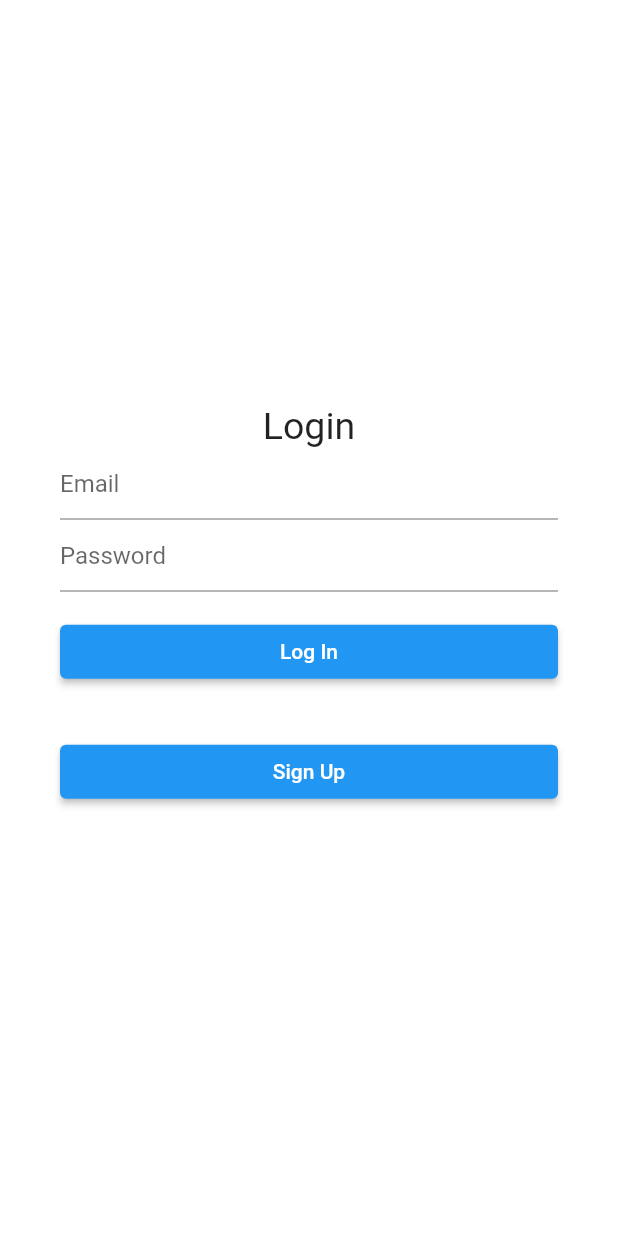
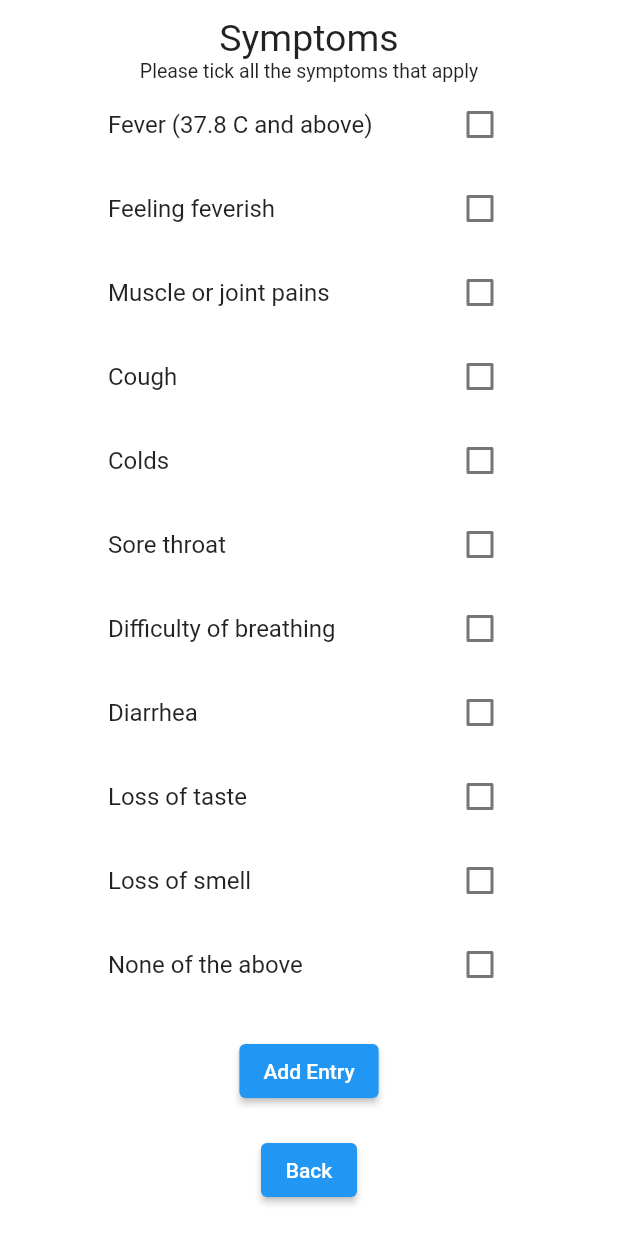
Before and after one commit to CMSC-23-2nd-Sem-2022-2023/project-atienza_iloso_natividad_taag, a Flutter app: the screen it shows after launch, on a phone screen of 412 x 824 dp. Run offline on Flutter 3.47's test engine with Material 2 defaults, Android fonts, the phone set to English and light mode, and no system bars; our stand-ins replace cloud_firestore, firebase_auth, firebase_core; accounts and stored records are empty.

Commit message:
feat: added symptoms form fields for add entry page

```diff
--- a/lib/main.dart
+++ b/lib/main.dart
@@ -1,8 +1,56 @@
+// import 'package:flutter/material.dart';
+// import 'package:provider/provider.dart';
+// import '../providers/auth_provider.dart';
+// import 'screens/home_page.dart';
+// import 'screens/user_details.dart';
+// import '../screens/login.dart';
+// import 'package:firebase_core/firebase_core.dart';
+// import 'firebase_options.dart';
+
+// void main() async {
+//   WidgetsFlutterBinding.ensureInitialized();
+//   await Firebase.initializeApp(
+//     options: DefaultFirebaseOptions.currentPlatform,
+//   );
+
+//   runApp(
+//     MultiProvider(
+//       providers: [
+//         ChangeNotifierProvider(create: ((context) => AuthProvider())),
+//       ],
+//       child: MyApp(),
+//     ),
+//   );
+// }
+
+// class MyApp extends StatelessWidget {
+//   const MyApp({super.key});
+
+//   // This widget is the root of your application.
+//   @override
+//   Widget build(BuildContext context) {
+//     return MaterialApp(
+//       title: 'Auth',
+//       initialRoute: '/',
+//       theme: ThemeData(
+//         primarySwatch: Colors.blue,
+//       ),
+//       routes: {
+//         '/': (context) => const HomePage(),
+//         '/login': (context) => const LoginPage(),
+//         '/home': (context) => const LoginPage(),
+//         '/user_details': (context) => const UserDetailsPage(),
+//       },
+//     );
+//   }
+// }
+
 import 'package:flutter/material.dart';
 import 'package:provider/provider.dart';
 import '../providers/auth_provider.dart';
 import 'screens/home_page.dart';
 import 'screens/user_details.dart';
+import 'screens/add_entry_page.dart';
 import '../screens/login.dart';
 import 'package:firebase_core/firebase_core.dart';
 import 'firebase_options.dart';
@@ -36,10 +84,7 @@ class MyApp extends StatelessWidget {
         primarySwatch: Colors.blue,
       ),
       routes: {
-        '/': (context) => const HomePage(),
-        '/login': (context) => const LoginPage(),
-        '/home': (context) => const LoginPage(),
-        '/user_details': (context) => const UserDetailsPage(),
+        '/': (context) => const AddEntryPage(),
       },
     );
   }
--- /dev/null
+++ b/lib/screens/add_entry_page.dart
@@ -0,0 +1,228 @@
+//  Last Updated: May 25, 2023
+//  Last Updated By: Taag
+//  Add Entry Page
+//    When add entry button is clicked, User is routed here to answer a form.
+//  Missing functionality:
+//    Updating firebase when the add entry button is clicked.
+
+import 'package:flutter/material.dart';
+
+class AddEntryPage extends StatefulWidget {
+  const AddEntryPage({super.key});
+  @override
+  _AddEntryPageState createState() => _AddEntryPageState();
+}
+
+class _AddEntryPageState extends State<AddEntryPage> {
+  final _formKey = GlobalKey<FormState>();
+
+  Map<String, dynamic> addEntryMap = {
+    "Fever (37.8 C and above)": false,
+    "Feeling feverish": false,
+    "Muscle or joint pains": false,
+    "Cough": false,
+    "Colds": false,
+    "Sore throat": false,
+    "Difficulty of breathing": false,
+    "Diarrhea": false,
+    "Loss of taste": false,
+    "Loss of smell": false,
+    "None of the above": false,
+    "isExposed": false,
+  };
+
+  @override
+  Widget build(BuildContext context) {
+    final addEntryButton = Padding(
+      padding: const EdgeInsets.symmetric(vertical: 9.0),
+      child: ElevatedButton(
+        onPressed: () async {
+          // update firebase
+        },
+        child: const Text('Add Entry', style: TextStyle(color: Colors.white)),
+      ),
+    );
+
+    final backButton = Padding(
+      padding: const EdgeInsets.symmetric(vertical: 9.0),
+      child: ElevatedButton(
+        onPressed: () async {
+          Navigator.pop(context);
+        },
+        child: const Text('Back', style: TextStyle(color: Colors.white)),
+      ),
+    );
+
+    return Scaffold(
+      backgroundColor: Colors.white,
+      body: Center(
+        child: ListView(
+          shrinkWrap: true,
+          padding: const EdgeInsets.only(left: 30.0, right: 30.0),
+          children: <Widget>[
+            Form(
+              key: _formKey,
+              child: Column(
+                mainAxisAlignment: MainAxisAlignment.center,
+                children: [
+                  const Text(
+                    "Symptoms",
+                    textAlign: TextAlign.center,
+                    style: TextStyle(fontSize: 25),
+                  ),
+                  const Text(
+                    "Please tick all the symptoms that apply",
+                    textAlign: TextAlign.center,
+                    style: TextStyle(fontSize: 13),
+                  ),
+                  Container(
+                    constraints: const BoxConstraints(
+                      minWidth: 150,
+                      maxWidth: 300,
+                    ),
+                    child: Column(
+                      children: [
+                        CheckboxListTile(
+                          title: Text(addEntryMap.keys.elementAt(0)),
+                          value: addEntryMap[
+                              addEntryMap.keys.elementAt(0)], //gets value
+                          onChanged: (bool? value) {
+                            setState(() {
+                              addEntryMap[addEntryMap.keys.elementAt(0)] =
+                                  value!;
+                            });
+                          },
+                        ),
+                        CheckboxListTile(
+                          title: Text(addEntryMap.keys.elementAt(1)),
+                          value: addEntryMap[
+                              addEntryMap.keys.elementAt(1)], //gets value
+                          onChanged: (bool? value) {
+                            setState(() {
+                              addEntryMap[addEntryMap.keys.elementAt(1)] =
+                                  value!;
+                            });
+                          },
+                        ),
+                        CheckboxListTile(
+                          title: Text(addEntryMap.keys.elementAt(2)),
+                          value: addEntryMap[
+                              addEntryMap.keys.elementAt(2)], //gets value
+                          onChanged: (bool? value) {
+                            setState(() {
+                              addEntryMap[addEntryMap.keys.elementAt(2)] =
+                                  value!;
+                            });
+                          },
+                        ),
+                        CheckboxListTile(
+                          title: Text(addEntryMap.keys.elementAt(3)),
+                          value: addEntryMap[
+                              addEntryMap.keys.elementAt(3)], //gets value
+                          onChanged: (bool? value) {
+                            setState(() {
+                              addEntryMap[addEntryMap.keys.elementAt(3)] =
+                                  value!;
+                            });
+                          },
+                        ),
+                        CheckboxListTile(
+                          title: Text(addEntryMap.keys.elementAt(4)),
+                          value: addEntryMap[
+                              addEntryMap.keys.elementAt(4)], //gets value
+                          onChanged: (bool? value) {
+                            setState(() {
+                              addEntryMap[addEntryMap.keys.elementAt(4)] =
+                                  value!;
+                            });
+                          },
+                        ),
+                        CheckboxListTile(
+                          title: Text(addEntryMap.keys.elementAt(5)),
+                          value: addEntryMap[
+                              addEntryMap.keys.elementAt(5)], //gets value
+                          onChanged: (bool? value) {
+                            setState(() {
+                              addEntryMap[addEntryMap.keys.elementAt(5)] =
+                                  value!;
+                            });
+                          },
+                        ),
+                        CheckboxListTile(
+                          title: Text(addEntryMap.keys.elementAt(6)),
+                          value: addEntryMap[
+                              addEntryMap.keys.elementAt(6)], //gets value
+                          onChanged: (bool? value) {
+                            setState(() {
+                              addEntryMap[addEntryMap.keys.elementAt(6)] =
+                                  value!;
+                            });
+                          },
+                        ),
+                        CheckboxListTile(
+                          title: Text(addEntryMap.keys.elementAt(7)),
+                          value: addEntryMap[
+                              addEntryMap.keys.elementAt(7)], //gets value
+                          onChanged: (bool? value) {
+                            setState(() {
+                              addEntryMap[addEntryMap.keys.elementAt(7)] =
+                                  value!;
+                            });
+                          },
+                        ),
+                        CheckboxListTile(
+                          title: Text(addEntryMap.keys.elementAt(8)),
+                          value: addEntryMap[
+                              addEntryMap.keys.elementAt(7)], //gets value
+                          onChanged: (bool? value) {
+                            setState(() {
+                              addEntryMap[addEntryMap.keys.elementAt(8)] =
+                                  value!;
+                            });
+                          },
+                        ),
+                        CheckboxListTile(
+                          title: Text(addEntryMap.keys.elementAt(9)),
+                          value: addEntryMap[
+                              addEntryMap.keys.elementAt(9)], //gets value
+                          onChanged: (bool? value) {
+                            setState(() {
+                              addEntryMap[addEntryMap.keys.elementAt(9)] =
+                                  value!;
+                            });
+                          },
+                        ),
+                        CheckboxListTile(
+                          title: Text(addEntryMap.keys.elementAt(10)),
+                          value: addEntryMap[
+                              addEntryMap.keys.elementAt(10)], //gets value
+                          onChanged: (bool? value) {
+                            setState(() {
+                              addEntryMap[addEntryMap.keys.elementAt(10)] =
+                                  value!;
+                              for (int i = 0;
+                                  i < (addEntryMap.length - 2);
+                                  i++) {
+                                addEntryMap[addEntryMap.keys.elementAt(i)] =
+                                    false;
+                              }
+                            });
+                          },
+                        ),
+                      ],
+                    ),
+                  ),
+                  const SizedBox(
+                    height: 10,
+                  ),
+                  addEntryButton,
+                  backButton
+                ],
+              ),
+            ),
+          ],
+        ),
+      ),
+    );
+  }
+}
```
